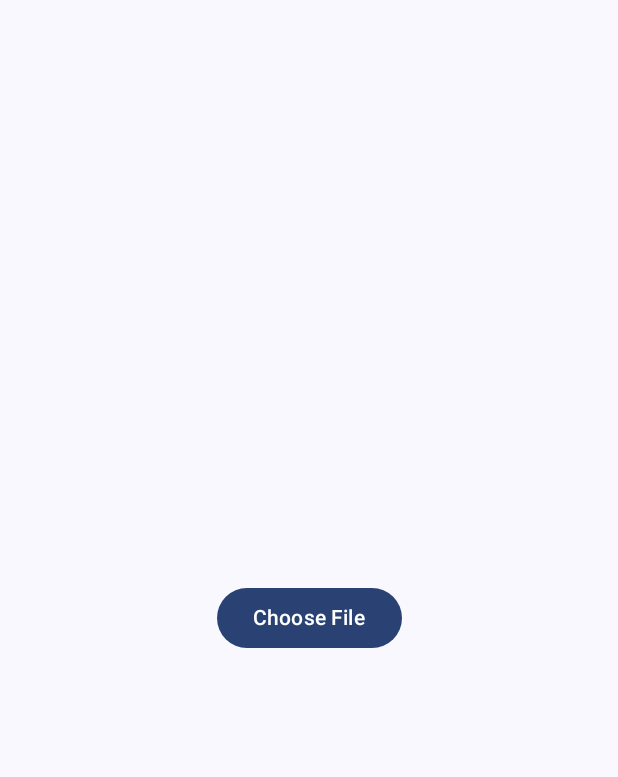
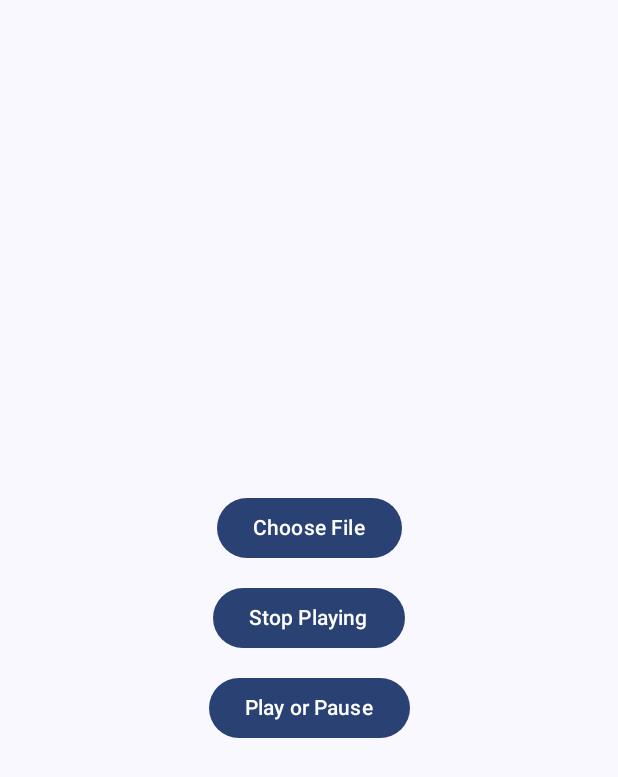
Before and after one commit to LossyDragon/libxmp-oboe, an Android app built with Jetpack Compose: the screen it shows after launch (MainActivity), on a phone screen of 412 x 824 dp. Shown: the top 777 px of the screen. Run offline under Robolectric (Android 15) with nearby library versions, the phone set to English and light mode, and no system bars.

Commit message:
Add Stop and Pause button

```diff
--- a/app/src/main/java/com/example/libxmpoboe/MainActivity.kt
+++ b/app/src/main/java/com/example/libxmpoboe/MainActivity.kt
@@ -9,8 +9,11 @@ import android.os.Bundle
 import android.util.Log
 import androidx.activity.ComponentActivity
 import androidx.activity.compose.setContent
-import androidx.compose.foundation.layout.Box
+import androidx.compose.foundation.layout.Arrangement
+import androidx.compose.foundation.layout.Column
+import androidx.compose.foundation.layout.Spacer
 import androidx.compose.foundation.layout.fillMaxSize
+import androidx.compose.foundation.layout.height
 import androidx.compose.material3.Button
 import androidx.compose.material3.MaterialTheme
 import androidx.compose.material3.Surface
@@ -19,6 +22,7 @@ import androidx.compose.runtime.Composable
 import androidx.compose.ui.Alignment
 import androidx.compose.ui.Modifier
 import androidx.compose.ui.tooling.preview.Preview
+import androidx.compose.ui.unit.dp
 import com.example.libxmpoboe.ui.theme.AppTheme
 import kotlin.concurrent.thread
 
@@ -35,6 +39,7 @@ class MainActivity : ComponentActivity() {
 
         thread { // Stop the UI from hanging
             savedUri?.let {
+
                 Xmp.loadFromFd(it)
             }
         }
@@ -43,16 +48,35 @@ class MainActivity : ComponentActivity() {
             AppTheme {
                 // A surface container using the 'background' color from the theme
                 Surface(color = MaterialTheme.colorScheme.background) {
-                    Box(modifier = Modifier.fillMaxSize(), contentAlignment = Alignment.Center) {
-                        Button(onClick = {
-                            val intent = Intent(Intent.ACTION_OPEN_DOCUMENT).apply {
-                                addCategory(Intent.CATEGORY_OPENABLE)
-                                type = "*/*"
-                            }
-                            startActivityForResult(intent, 669)
-                        }) {
-                            Text(text = "Choose File")
-                        }
+                    Column(
+                        modifier = Modifier.fillMaxSize(),
+                        horizontalAlignment = Alignment.CenterHorizontally,
+                        verticalArrangement = Arrangement.Center
+                    ) {
+                        Button(
+                            onClick = {
+                                val intent = Intent(Intent.ACTION_OPEN_DOCUMENT).apply {
+                                    addCategory(Intent.CATEGORY_OPENABLE)
+                                    type = "*/*"
+                                }
+                                startActivityForResult(intent, 669)
+                            },
+                            content = { Text(text = "Choose File") }
+                        )
+
+                        Spacer(modifier = Modifier.height(12.dp))
+
+                        Button(
+                            onClick = { Xmp.stopPlaying() },
+                            content = { Text(text = "Stop Playing") }
+                        )
+
+                        Spacer(modifier = Modifier.height(12.dp))
+
+                        Button(
+                            onClick = { Xmp.playOrPause() },
+                            content = { Text(text = "Play or Pause") }
+                        )
                     }
                 }
             }
@@ -77,7 +101,9 @@ class MainActivity : ComponentActivity() {
                     apply()
                 }
 
-                thread { Xmp.loadFromFd(uri) }
+                thread {
+                    Xmp.loadFromFd(uri)
+                }
             }
         }
     }
--- a/app/src/main/java/com/example/libxmpoboe/Xmp.kt
+++ b/app/src/main/java/com/example/libxmpoboe/Xmp.kt
@@ -10,6 +10,10 @@ object Xmp {
     }
 
     private external fun startXmp(fd: Int)
+
+    external fun stopPlaying()
+
+    external fun playOrPause()
 
     fun loadFromFd(uri: Uri) {
         val context = App.instance!!.applicationContext
```
Also changed, not shown: 3 other files.
